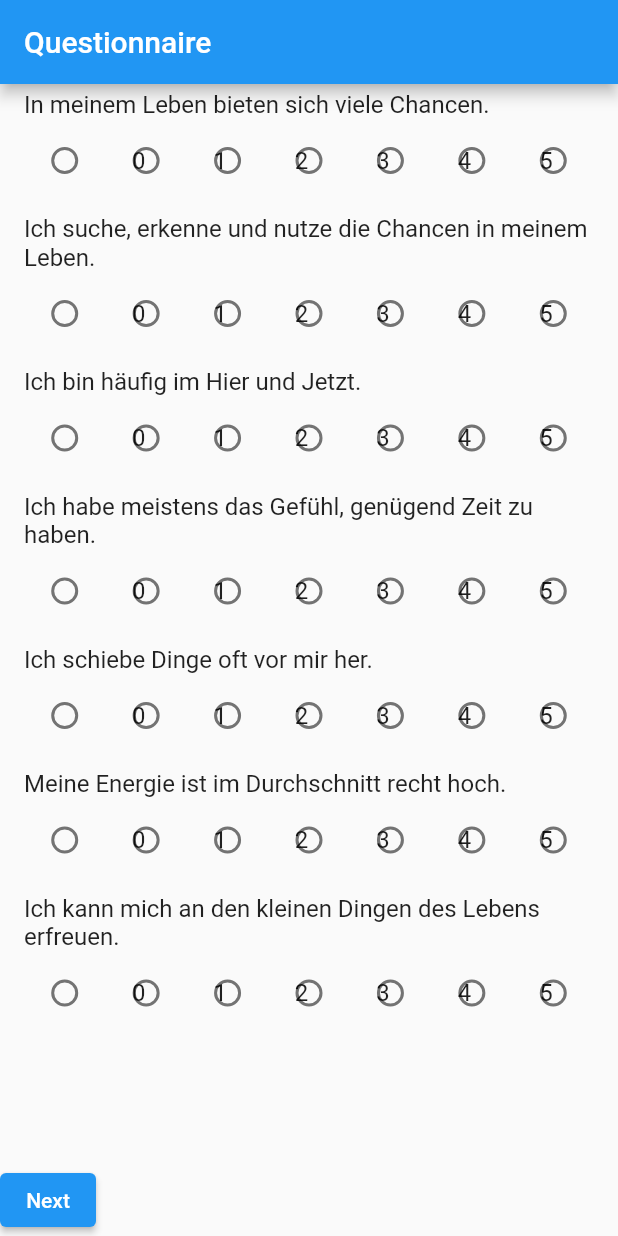
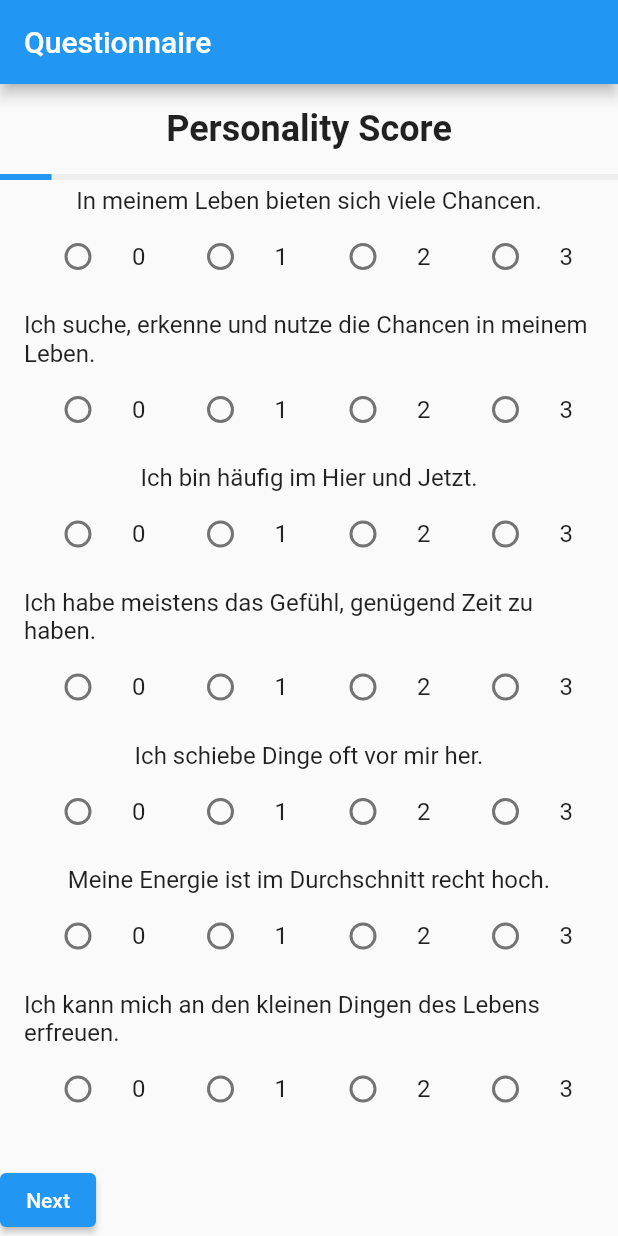
Before and after one commit to FLSH35/app_project, a Flutter app: the screen it shows after launch, on a phone screen of 412 x 824 dp. Run offline on Flutter 3.47's test engine with Material 2 defaults, Android fonts, the phone set to English and light mode, and no system bars.

Commit message:
created first test score feedback

```diff
--- a/personality_score/lib/main.dart
+++ b/personality_score/lib/main.dart
@@ -29,20 +29,23 @@
   int _currentQuestionIndex = 0;
   int _totalScore = 0;
   int _currentPage = 0;
+  List<int?> _answers = [];
 
   List<Question> get questions => _questions;
   int get currentQuestionIndex => _currentQuestionIndex;
   int get totalScore => _totalScore;
   int get currentPage => _currentPage;
+  List<int?> get answers => _answers;
 
   Future<void> loadQuestions(String fileName) async {
     _questions = await _questionService.loadQuestions(fileName);
+    _answers = List<int?>.filled(_questions.length, null);
     notifyListeners();
   }
 
-  void answerQuestion(String value) {
-    _totalScore += int.parse(value);
-    _currentQuestionIndex++;
+  void answerQuestion(int index, int value) {
+    _answers[index] = value;
+    _totalScore = _answers.where((a) => a != null).fold(0, (sum, a) => sum + a!);
     notifyListeners();
   }
 
@@ -62,16 +65,13 @@
     _totalScore = 0;
     _currentQuestionIndex = 0;
     _currentPage = 0;
+    _answers = List<int?>.filled(_questions.length, null);
     notifyListeners();
   }
 
-  String getResultLink() {
-    int maxScore = _questions.length * 3;
-    if (_totalScore >= maxScore * 0.6) {
-      return "https://forms.gle/8UAagk3ukD1v1X1x6"; // Link to Conscious Competence
-    } else {
-      return "https://forms.gle/2BBfP6iXnnqkFUDk8"; // Link to Incompetence
-    }
+  double getProgress() {
+    if (_questions.isEmpty) return 0.0;
+    return (_currentPage + 1) / (_questions.length / 7).ceil();
   }
 }
 
@@ -95,25 +95,41 @@
 
           return Column(
             children: [
+              Padding(
+                padding: const EdgeInsets.all(16.0),
+                child: Center(
+                  child: Text(
+                    'Personality Score',
+                    style: TextStyle(fontSize: 24, fontWeight: FontWeight.bold),
+                  ),
+                ),
+              ),
+              LinearProgressIndicator(
+                value: model.getProgress(),
+                backgroundColor: Colors.grey[200],
+                valueColor: AlwaysStoppedAnimation<Color>(Colors.blue),
+              ),
               Expanded(
                 child: ListView.builder(
                   itemCount: currentQuestions.length,
                   itemBuilder: (context, index) {
                     Question question = currentQuestions[index];
+                    int questionIndex = start + index;
                     return ListTile(
-                      title: Text(question.text),
+                      title: Center(child: Text(question.text)),
                       subtitle: Row(
-                        mainAxisAlignment: MainAxisAlignment.spaceBetween,
-                        children: List.generate(7, (i) {
-                          int value = i - 3; // Values range from -3 to +3
+                        mainAxisAlignment: MainAxisAlignment.spaceEvenly,
+                        children: List.generate(4, (i) {
                           return Expanded(
                             child: RadioListTile<int>(
-                              value: value,
-                              groupValue: null, // Needs to be set to the current answer's value
+                              value: i,
+                              groupValue: model.answers[questionIndex],
                               onChanged: (val) {
-                                model.answerQuestion(val.toString());
+                                if (val != null) {
+                                  model.answerQuestion(questionIndex, val);
+                                }
                               },
-                              title: Text((value + 3).toString()), // Display 1-7 instead of -3 to +3
+                              title: Center(child: Text(i.toString())), // Display 0-3
                             ),
                           );
                         }),
@@ -138,9 +154,23 @@
                   if (end >= model.questions.length)
                     ElevatedButton(
                       onPressed: () {
-                        String resultLink = model.getResultLink();
-                        // Implement email sending logic here using resultLink
-                        print('Result Link: $resultLink');
+                        showDialog(
+                          context: context,
+                          builder: (BuildContext context) {
+                            return AlertDialog(
+                              title: Text('Result'),
+                              content: Text('Your total score is: ${model.totalScore}'),
+                              actions: [
+                                TextButton(
+                                  onPressed: () {
+                                    Navigator.of(context).pop();
+                                  },
+                                  child: Text('OK'),
+                                ),
+                              ],
+                            );
+                          },
+                        );
                       },
                       child: Text('Finish'),
                     ),
```
